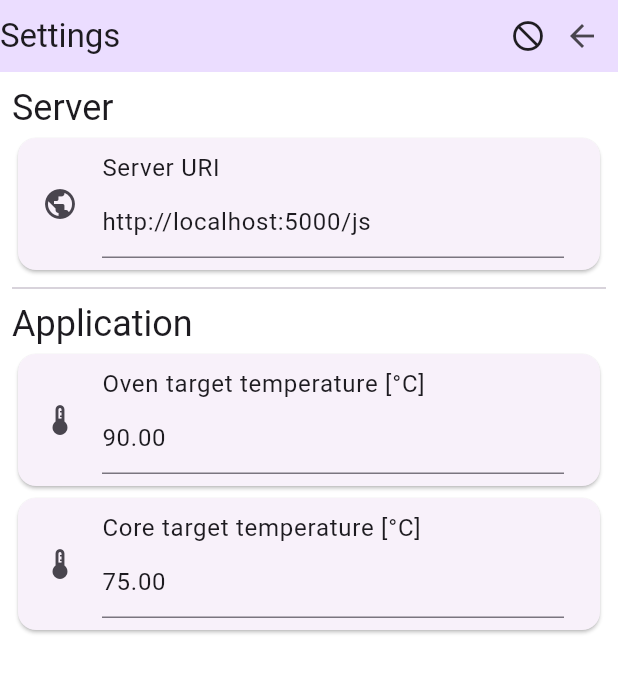
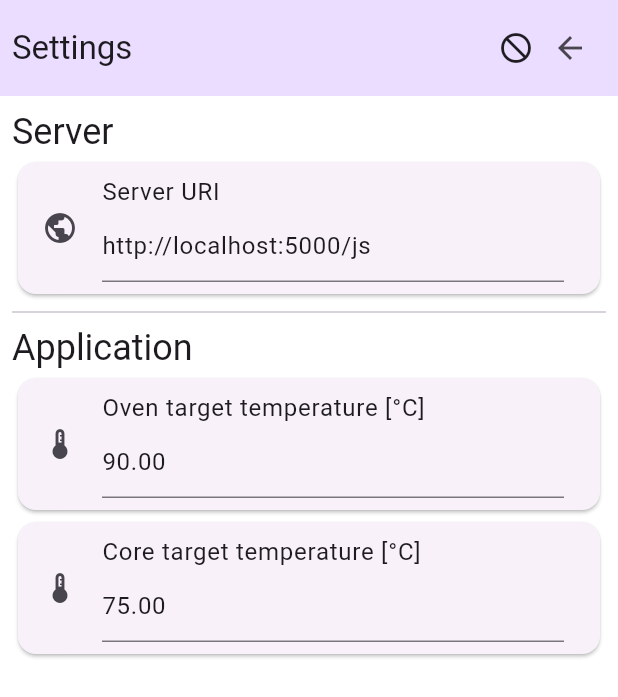
Before and after one commit to phofmeier/temperature_app, a Flutter app: the screen it shows after launch, after a tap on the "settings" icon, on a phone screen of 412 x 824 dp. Shown: the top 697 px of the screen. Run offline on Flutter 3.47's test engine with Material 2 defaults, Android fonts, the light colour scheme and no system bars; our stand-ins replace equatable, flutter_bloc, socket_io_client; network calls fail.

Commit message:
enhance alignment

```diff
--- a/lib/screens/home.dart
+++ b/lib/screens/home.dart
@@ -1,3 +1,5 @@
+import 'dart:math';
+
 import 'package:flutter/material.dart';
 import 'package:flutter_bloc/flutter_bloc.dart';
 import 'package:temperature_app/blocs/temperature_value_bloc.dart';
@@ -30,6 +32,7 @@ class Header extends StatelessWidget {
   @override
   Widget build(BuildContext context) {
     return Container(
+      padding: const EdgeInsets.all(8.0),
       alignment: Alignment.topCenter,
       color: Theme.of(context).colorScheme.primaryContainer,
       child: Row(
@@ -70,33 +73,46 @@ class TemperatureGauges extends StatelessWidget {
   Widget build(BuildContext context) {
     var tempValueState =
         BlocProvider.of<TemperatureValueBloc>(context, listen: true).state;
+    double maxGaugeWidth = MediaQuery.of(context).size.height;
     return Column(
-      mainAxisAlignment: MainAxisAlignment.spaceBetween,
       children: [
         Text(
           "Live Temperature",
           style: Theme.of(context).textTheme.bodyLarge,
         ),
         Row(
-          mainAxisAlignment: MainAxisAlignment.spaceEvenly,
           children: [
-            DoubleGauge(
+            Expanded(
+              child: LayoutBuilder(
+                builder: (BuildContext context, BoxConstraints constraints) {
+                  return DoubleGauge(
                     innerValue: 0.0,
                     outerValue: tempValueState.value,
                     innerScale: const Pair(-3, 3),
                     outerScale: const Pair(30, 100),
                     unitNameInner: "°C/h",
                     unitNameOuter: "°C",
+                    width: min(constraints.maxWidth, maxGaugeWidth),
+                  );
+                },
+              ),
             ),
             const SizedBox(width: 20),
-            DoubleGauge(
-              innerValue: tempValueState.value,
-              outerValue: 0.0,
+            Expanded(
+              child: LayoutBuilder(
+                builder: (BuildContext context, BoxConstraints constraints) {
+                  return DoubleGauge(
+                    innerValue: 0.0,
+                    outerValue: tempValueState.value,
                     innerScale: const Pair(-3, 3),
                     outerScale: const Pair(30, 100),
                     unitNameInner: "°C/h",
                     unitNameOuter: "°C",
-            )
+                    width: min(constraints.maxWidth, maxGaugeWidth),
+                  );
+                },
+              ),
+            ),
           ],
         ),
       ],
@@ -109,10 +125,8 @@ class Plot extends StatelessWidget {
 
   @override
   Widget build(BuildContext context) {
-    return const Row(children: [
-      SizedBox(width: 20),
-      Expanded(child: LineChartTest()),
-      SizedBox(width: 20),
-    ]);
+    return const Expanded(
+      child: LineChartTest(),
+    );
   }
 }
--- a/lib/screens/settings.dart
+++ b/lib/screens/settings.dart
@@ -26,6 +26,7 @@ class SettingsHeader extends StatelessWidget {
   @override
   Widget build(BuildContext context) {
     return Container(
+      padding: const EdgeInsets.all(8.0),
       alignment: Alignment.topCenter,
       color: Theme.of(context).colorScheme.primaryContainer,
       child: Row(
--- a/lib/widgets/gauge.dart
+++ b/lib/widgets/gauge.dart
@@ -75,6 +75,7 @@ class DoubleGauge extends StatelessWidget {
   Widget build(BuildContext context) {
     int numberTicks = ((outerScale.second - outerScale.first) / 10).round() * 5;
     return Container(
+      padding: const EdgeInsets.all(8.0),
       color: Theme.of(context).colorScheme.background,
       child: Stack(
         alignment: Alignment.bottomCenter,
--- a/lib/widgets/line_chart.dart
+++ b/lib/widgets/line_chart.dart
@@ -25,18 +25,21 @@ class LineChart extends StatelessWidget {
 
   @override
   Widget build(BuildContext context) {
-    return Stack(
+    return Container(
+      padding: const EdgeInsets.all(8.0),
+      child: Stack(
         alignment: Alignment.center,
         children: [
           CustomPaint(
             painter: DataPainter(data: data),
-          size: const Size(800, 400),
+            size: Size.infinite,
           ),
           CustomPaint(
             painter: CoordinatePainter(),
-          size: const Size(800, 400),
+            size: Size.infinite,
           )
         ],
+      ),
     );
   }
 }
```
Lines whose indentation alone changed are shown as unchanged.
